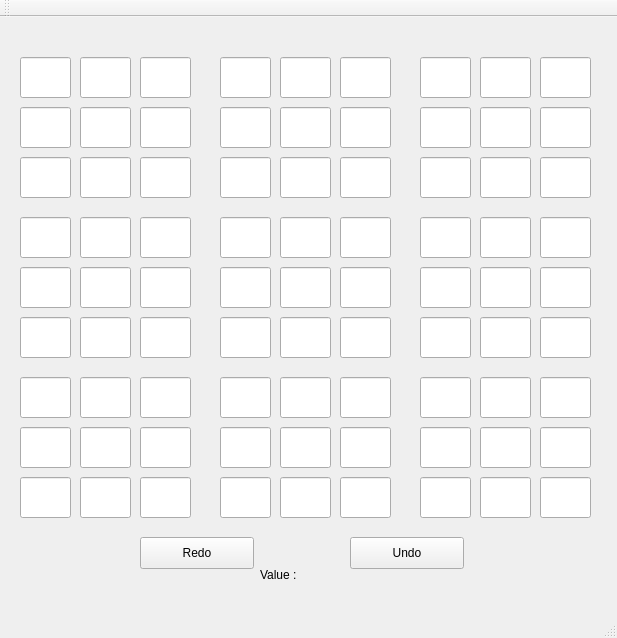
This is sudoku-qt/mainwindow.ui in NickABoen/Sudoku as Qt 5 draws it before an edit. The edited form follows.
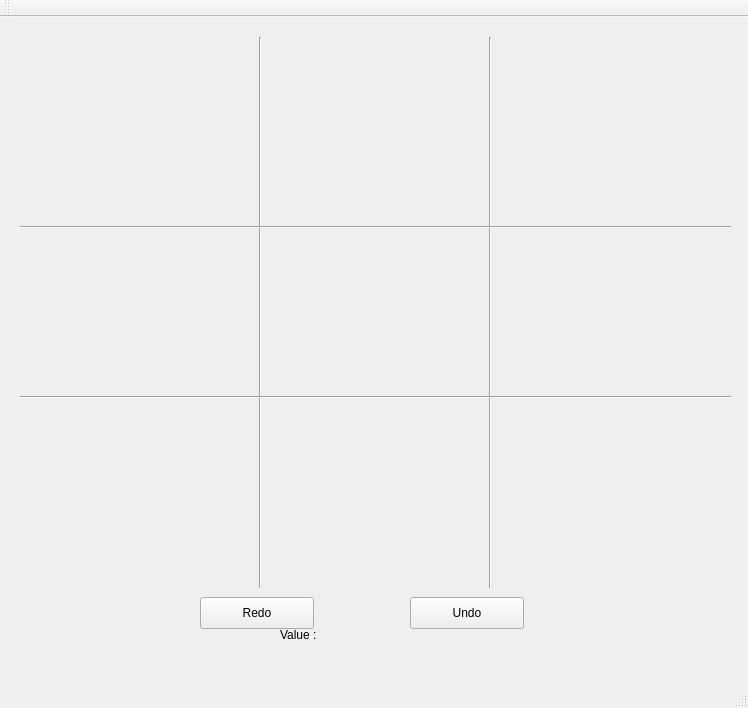
This is the edited form.

Commit message:
"Finished" the basic gui template.
All fields signals are pointed to the fieldChanged(text) slot, and I
used the sender approach to retrieve the QObject that sent the signal.
Using that it retrieves the name, which is in row_col format (rows
1-9, cols 1-9). Can parse that to create a position array.

```diff
--- a/sudoku-qt/mainwindow.ui
+++ b/sudoku-qt/mainwindow.ui
@@ -6,1722 +6,19 @@
    <rect>
     <x>0</x>
     <y>0</y>
-    <width>617</width>
-    <height>638</height>
+    <width>748</width>
+    <height>708</height>
    </rect>
   </property>
   <property name="windowTitle">
    <string>MainWindow</string>
   </property>
   <widget class="QWidget" name="centralWidget">
-   <widget class="QLineEdit" name="lineEdit">
-    <property name="geometry">
-     <rect>
-      <x>20</x>
-      <y>40</y>
-      <width>51</width>
-      <height>41</height>
-     </rect>
-    </property>
-    <property name="font">
-     <font>
-      <pointsize>20</pointsize>
-     </font>
-    </property>
-    <property name="text">
-     <string/>
-    </property>
-    <property name="alignment">
-     <set>Qt::AlignCenter</set>
-    </property>
-   </widget>
-   <widget class="QLineEdit" name="lineEdit_2">
-    <property name="geometry">
-     <rect>
-      <x>80</x>
-      <y>40</y>
-      <width>51</width>
-      <height>41</height>
-     </rect>
-    </property>
-    <property name="font">
-     <font>
-      <pointsize>20</pointsize>
-     </font>
-    </property>
-    <property name="text">
-     <string/>
-    </property>
-    <property name="alignment">
-     <set>Qt::AlignCenter</set>
-    </property>
-   </widget>
-   <widget class="QLineEdit" name="lineEdit_3">
-    <property name="geometry">
-     <rect>
-      <x>140</x>
-      <y>40</y>
-      <width>51</width>
-      <height>41</height>
-     </rect>
-    </property>
-    <property name="font">
-     <font>
-      <pointsize>20</pointsize>
-     </font>
-    </property>
-    <property name="text">
-     <string/>
-    </property>
-    <property name="alignment">
-     <set>Qt::AlignCenter</set>
-    </property>
-   </widget>
-   <widget class="QLineEdit" name="lineEdit_4">
-    <property name="geometry">
-     <rect>
-      <x>140</x>
-      <y>90</y>
-      <width>51</width>
-      <height>41</height>
-     </rect>
-    </property>
-    <property name="font">
-     <font>
-      <pointsize>20</pointsize>
-     </font>
-    </property>
-    <property name="text">
-     <string/>
-    </property>
-    <property name="alignment">
-     <set>Qt::AlignCenter</set>
-    </property>
-   </widget>
-   <widget class="QLineEdit" name="lineEdit_5">
-    <property name="geometry">
-     <rect>
-      <x>20</x>
-      <y>90</y>
-      <width>51</width>
-      <height>41</height>
-     </rect>
-    </property>
-    <property name="font">
-     <font>
-      <pointsize>20</pointsize>
-     </font>
-    </property>
-    <property name="text">
-     <string/>
-    </property>
-    <property name="alignment">
-     <set>Qt::AlignCenter</set>
-    </property>
-   </widget>
-   <widget class="QLineEdit" name="lineEdit_6">
-    <property name="geometry">
-     <rect>
-      <x>80</x>
-      <y>90</y>
-      <width>51</width>
-      <height>41</height>
-     </rect>
-    </property>
-    <property name="font">
-     <font>
-      <pointsize>20</pointsize>
-     </font>
-    </property>
-    <property name="text">
-     <string/>
-    </property>
-    <property name="alignment">
-     <set>Qt::AlignCenter</set>
-    </property>
-   </widget>
-   <widget class="QLineEdit" name="lineEdit_7">
-    <property name="geometry">
-     <rect>
-      <x>140</x>
-      <y>140</y>
-      <width>51</width>
-      <height>41</height>
-     </rect>
-    </property>
-    <property name="font">
-     <font>
-      <pointsize>20</pointsize>
-     </font>
-    </property>
-    <property name="text">
-     <string/>
-    </property>
-    <property name="alignment">
-     <set>Qt::AlignCenter</set>
-    </property>
-   </widget>
-   <widget class="QLineEdit" name="lineEdit_8">
-    <property name="geometry">
-     <rect>
-      <x>20</x>
-      <y>140</y>
-      <width>51</width>
-      <height>41</height>
-     </rect>
-    </property>
-    <property name="font">
-     <font>
-      <pointsize>20</pointsize>
-     </font>
-    </property>
-    <property name="text">
-     <string/>
-    </property>
-    <property name="alignment">
-     <set>Qt::AlignCenter</set>
-    </property>
-   </widget>
-   <widget class="QLineEdit" name="lineEdit_9">
-    <property name="geometry">
-     <rect>
-      <x>80</x>
-      <y>140</y>
-      <width>51</width>
-      <height>41</height>
-     </rect>
-    </property>
-    <property name="font">
-     <font>
-      <pointsize>20</pointsize>
-     </font>
-    </property>
-    <property name="text">
-     <string/>
-    </property>
-    <property name="alignment">
-     <set>Qt::AlignCenter</set>
-    </property>
-   </widget>
-   <widget class="QLineEdit" name="lineEdit_10">
-    <property name="geometry">
-     <rect>
-      <x>220</x>
-      <y>140</y>
-      <width>51</width>
-      <height>41</height>
-     </rect>
-    </property>
-    <property name="font">
-     <font>
-      <pointsize>20</pointsize>
-     </font>
-    </property>
-    <property name="text">
-     <string/>
-    </property>
-    <property name="alignment">
-     <set>Qt::AlignCenter</set>
-    </property>
-   </widget>
-   <widget class="QLineEdit" name="lineEdit_11">
-    <property name="geometry">
-     <rect>
-      <x>340</x>
-      <y>90</y>
-      <width>51</width>
-      <height>41</height>
-     </rect>
-    </property>
-    <property name="font">
-     <font>
-      <pointsize>20</pointsize>
-     </font>
-    </property>
-    <property name="text">
-     <string/>
-    </property>
-    <property name="alignment">
-     <set>Qt::AlignCenter</set>
-    </property>
-   </widget>
-   <widget class="QLineEdit" name="lineEdit_12">
-    <property name="geometry">
-     <rect>
-      <x>340</x>
-      <y>40</y>
-      <width>51</width>
-      <height>41</height>
-     </rect>
-    </property>
-    <property name="font">
-     <font>
-      <pointsize>20</pointsize>
-     </font>
-    </property>
-    <property name="text">
-     <string/>
-    </property>
-    <property name="alignment">
-     <set>Qt::AlignCenter</set>
-    </property>
-   </widget>
-   <widget class="QLineEdit" name="lineEdit_13">
-    <property name="geometry">
-     <rect>
-      <x>280</x>
-      <y>90</y>
-      <width>51</width>
-      <height>41</height>
-     </rect>
-    </property>
-    <property name="font">
-     <font>
-      <pointsize>20</pointsize>
-     </font>
-    </property>
-    <property name="text">
-     <string/>
-    </property>
-    <property name="alignment">
-     <set>Qt::AlignCenter</set>
-    </property>
-   </widget>
-   <widget class="QLineEdit" name="lineEdit_14">
-    <property name="geometry">
-     <rect>
-      <x>340</x>
-      <y>140</y>
-      <width>51</width>
-      <height>41</height>
-     </rect>
-    </property>
-    <property name="font">
-     <font>
-      <pointsize>20</pointsize>
-     </font>
-    </property>
-    <property name="text">
-     <string/>
-    </property>
-    <property name="alignment">
-     <set>Qt::AlignCenter</set>
-    </property>
-   </widget>
-   <widget class="QLineEdit" name="lineEdit_15">
-    <property name="geometry">
-     <rect>
-      <x>220</x>
-      <y>90</y>
-      <width>51</width>
-      <height>41</height>
-     </rect>
-    </property>
-    <property name="font">
-     <font>
-      <pointsize>20</pointsize>
-     </font>
-    </property>
-    <property name="text">
-     <string/>
-    </property>
-    <property name="alignment">
-     <set>Qt::AlignCenter</set>
-    </property>
-   </widget>
-   <widget class="QLineEdit" name="lineEdit_16">
-    <property name="geometry">
-     <rect>
-      <x>220</x>
-      <y>40</y>
-      <width>51</width>
-      <height>41</height>
-     </rect>
-    </property>
-    <property name="font">
-     <font>
-      <pointsize>20</pointsize>
-     </font>
-    </property>
-    <property name="text">
-     <string/>
-    </property>
-    <property name="alignment">
-     <set>Qt::AlignCenter</set>
-    </property>
-   </widget>
-   <widget class="QLineEdit" name="lineEdit_17">
-    <property name="geometry">
-     <rect>
-      <x>280</x>
-      <y>40</y>
-      <width>51</width>
-      <height>41</height>
-     </rect>
-    </property>
-    <property name="font">
-     <font>
-      <pointsize>20</pointsize>
-      <weight>50</weight>
-      <bold>false</bold>
-     </font>
-    </property>
-    <property name="text">
-     <string/>
-    </property>
-    <property name="alignment">
-     <set>Qt::AlignCenter</set>
-    </property>
-   </widget>
-   <widget class="QLineEdit" name="lineEdit_18">
-    <property name="geometry">
-     <rect>
-      <x>280</x>
-      <y>140</y>
-      <width>51</width>
-      <height>41</height>
-     </rect>
-    </property>
-    <property name="font">
-     <font>
-      <pointsize>20</pointsize>
-     </font>
-    </property>
-    <property name="text">
-     <string/>
-    </property>
-    <property name="alignment">
-     <set>Qt::AlignCenter</set>
-    </property>
-   </widget>
-   <widget class="QLineEdit" name="lineEdit_19">
-    <property name="geometry">
-     <rect>
-      <x>420</x>
-      <y>140</y>
-      <width>51</width>
-      <height>41</height>
-     </rect>
-    </property>
-    <property name="font">
-     <font>
-      <pointsize>20</pointsize>
-     </font>
-    </property>
-    <property name="text">
-     <string/>
-    </property>
-    <property name="alignment">
-     <set>Qt::AlignCenter</set>
-    </property>
-   </widget>
-   <widget class="QLineEdit" name="lineEdit_20">
-    <property name="geometry">
-     <rect>
-      <x>540</x>
-      <y>90</y>
-      <width>51</width>
-      <height>41</height>
-     </rect>
-    </property>
-    <property name="font">
-     <font>
-      <pointsize>20</pointsize>
-     </font>
-    </property>
-    <property name="text">
-     <string/>
-    </property>
-    <property name="alignment">
-     <set>Qt::AlignCenter</set>
-    </property>
-   </widget>
-   <widget class="QLineEdit" name="lineEdit_21">
-    <property name="geometry">
-     <rect>
-      <x>540</x>
-      <y>40</y>
-      <width>51</width>
-      <height>41</height>
-     </rect>
-    </property>
-    <property name="font">
-     <font>
-      <pointsize>20</pointsize>
-     </font>
-    </property>
-    <property name="text">
-     <string/>
-    </property>
-    <property name="alignment">
-     <set>Qt::AlignCenter</set>
-    </property>
-   </widget>
-   <widget class="QLineEdit" name="lineEdit_22">
-    <property name="geometry">
-     <rect>
-      <x>480</x>
-      <y>90</y>
-      <width>51</width>
-      <height>41</height>
-     </rect>
-    </property>
-    <property name="font">
-     <font>
-      <pointsize>20</pointsize>
-     </font>
-    </property>
-    <property name="text">
-     <string/>
-    </property>
-    <property name="alignment">
-     <set>Qt::AlignCenter</set>
-    </property>
-   </widget>
-   <widget class="QLineEdit" name="lineEdit_23">
-    <property name="geometry">
-     <rect>
-      <x>540</x>
-      <y>140</y>
-      <width>51</width>
-      <height>41</height>
-     </rect>
-    </property>
-    <property name="font">
-     <font>
-      <pointsize>20</pointsize>
-     </font>
-    </property>
-    <property name="text">
-     <string/>
-    </property>
-    <property name="alignment">
-     <set>Qt::AlignCenter</set>
-    </property>
-   </widget>
-   <widget class="QLineEdit" name="lineEdit_24">
-    <property name="geometry">
-     <rect>
-      <x>420</x>
-      <y>90</y>
-      <width>51</width>
-      <height>41</height>
-     </rect>
-    </property>
-    <property name="font">
-     <font>
-      <pointsize>20</pointsize>
-     </font>
-    </property>
-    <property name="text">
-     <string/>
-    </property>
-    <property name="alignment">
-     <set>Qt::AlignCenter</set>
-    </property>
-   </widget>
-   <widget class="QLineEdit" name="lineEdit_25">
-    <property name="geometry">
-     <rect>
-      <x>420</x>
-      <y>40</y>
-      <width>51</width>
-      <height>41</height>
-     </rect>
-    </property>
-    <property name="font">
-     <font>
-      <pointsize>20</pointsize>
-     </font>
-    </property>
-    <property name="text">
-     <string/>
-    </property>
-    <property name="alignment">
-     <set>Qt::AlignCenter</set>
-    </property>
-   </widget>
-   <widget class="QLineEdit" name="lineEdit_26">
-    <property name="geometry">
-     <rect>
-      <x>480</x>
-      <y>40</y>
-      <width>51</width>
-      <height>41</height>
-     </rect>
-    </property>
-    <property name="font">
-     <font>
-      <pointsize>20</pointsize>
-     </font>
-    </property>
-    <property name="text">
-     <string/>
-    </property>
-    <property name="alignment">
-     <set>Qt::AlignCenter</set>
-    </property>
-   </widget>
-   <widget class="QLineEdit" name="lineEdit_27">
-    <property name="geometry">
-     <rect>
-      <x>480</x>
-      <y>140</y>
-      <width>51</width>
-      <height>41</height>
-     </rect>
-    </property>
-    <property name="font">
-     <font>
-      <pointsize>20</pointsize>
-     </font>
-    </property>
-    <property name="text">
-     <string/>
-    </property>
-    <property name="alignment">
-     <set>Qt::AlignCenter</set>
-    </property>
-   </widget>
-   <widget class="QLineEdit" name="lineEdit_28">
-    <property name="geometry">
-     <rect>
-      <x>140</x>
-      <y>200</y>
-      <width>51</width>
-      <height>41</height>
-     </rect>
-    </property>
-    <property name="font">
-     <font>
-      <pointsize>20</pointsize>
-     </font>
-    </property>
-    <property name="text">
-     <string/>
-    </property>
-    <property name="alignment">
-     <set>Qt::AlignCenter</set>
-    </property>
-   </widget>
-   <widget class="QLineEdit" name="lineEdit_29">
-    <property name="geometry">
-     <rect>
-      <x>140</x>
-      <y>300</y>
-      <width>51</width>
-      <height>41</height>
-     </rect>
-    </property>
-    <property name="font">
-     <font>
-      <pointsize>20</pointsize>
-     </font>
-    </property>
-    <property name="text">
-     <string/>
-    </property>
-    <property name="alignment">
-     <set>Qt::AlignCenter</set>
-    </property>
-   </widget>
-   <widget class="QLineEdit" name="lineEdit_30">
-    <property name="geometry">
-     <rect>
-      <x>480</x>
-      <y>200</y>
-      <width>51</width>
-      <height>41</height>
-     </rect>
-    </property>
-    <property name="font">
-     <font>
-      <pointsize>20</pointsize>
-     </font>
-    </property>
-    <property name="text">
-     <string/>
-    </property>
-    <property name="alignment">
-     <set>Qt::AlignCenter</set>
-    </property>
-   </widget>
-   <widget class="QLineEdit" name="lineEdit_31">
-    <property name="geometry">
-     <rect>
-      <x>20</x>
-      <y>300</y>
-      <width>51</width>
-      <height>41</height>
-     </rect>
-    </property>
-    <property name="font">
-     <font>
-      <pointsize>20</pointsize>
-     </font>
-    </property>
-    <property name="text">
-     <string/>
-    </property>
-    <property name="alignment">
-     <set>Qt::AlignCenter</set>
-    </property>
-   </widget>
-   <widget class="QLineEdit" name="lineEdit_32">
-    <property name="geometry">
-     <rect>
-      <x>80</x>
-      <y>200</y>
-      <width>51</width>
-      <height>41</height>
-     </rect>
-    </property>
-    <property name="font">
-     <font>
-      <pointsize>20</pointsize>
-     </font>
-    </property>
-    <property name="text">
-     <string/>
-    </property>
-    <property name="alignment">
-     <set>Qt::AlignCenter</set>
-    </property>
-   </widget>
-   <widget class="QLineEdit" name="lineEdit_33">
-    <property name="geometry">
-     <rect>
-      <x>480</x>
-      <y>250</y>
-      <width>51</width>
-      <height>41</height>
-     </rect>
-    </property>
-    <property name="font">
-     <font>
-      <pointsize>20</pointsize>
-     </font>
-    </property>
-    <property name="text">
-     <string/>
-    </property>
-    <property name="alignment">
-     <set>Qt::AlignCenter</set>
-    </property>
-   </widget>
-   <widget class="QLineEdit" name="lineEdit_34">
-    <property name="geometry">
-     <rect>
-      <x>420</x>
-      <y>200</y>
-      <width>51</width>
-      <height>41</height>
-     </rect>
-    </property>
-    <property name="font">
-     <font>
-      <pointsize>20</pointsize>
-     </font>
-    </property>
-    <property name="text">
-     <string/>
-    </property>
-    <property name="alignment">
-     <set>Qt::AlignCenter</set>
-    </property>
-   </widget>
-   <widget class="QLineEdit" name="lineEdit_35">
-    <property name="geometry">
-     <rect>
-      <x>220</x>
-      <y>300</y>
-      <width>51</width>
-      <height>41</height>
-     </rect>
-    </property>
-    <property name="font">
-     <font>
-      <pointsize>20</pointsize>
-     </font>
-    </property>
-    <property name="text">
-     <string/>
-    </property>
-    <property name="alignment">
-     <set>Qt::AlignCenter</set>
-    </property>
-   </widget>
-   <widget class="QLineEdit" name="lineEdit_36">
-    <property name="geometry">
-     <rect>
-      <x>340</x>
-      <y>250</y>
-      <width>51</width>
-      <height>41</height>
-     </rect>
-    </property>
-    <property name="font">
-     <font>
-      <pointsize>20</pointsize>
-     </font>
-    </property>
-    <property name="text">
-     <string/>
-    </property>
-    <property name="alignment">
-     <set>Qt::AlignCenter</set>
-    </property>
-   </widget>
-   <widget class="QLineEdit" name="lineEdit_37">
-    <property name="geometry">
-     <rect>
-      <x>340</x>
-      <y>200</y>
-      <width>51</width>
-      <height>41</height>
-     </rect>
-    </property>
-    <property name="font">
-     <font>
-      <pointsize>20</pointsize>
-     </font>
-    </property>
-    <property name="text">
-     <string/>
-    </property>
-    <property name="alignment">
-     <set>Qt::AlignCenter</set>
-    </property>
-   </widget>
-   <widget class="QLineEdit" name="lineEdit_38">
-    <property name="geometry">
-     <rect>
-      <x>80</x>
-      <y>250</y>
-      <width>51</width>
-      <height>41</height>
-     </rect>
-    </property>
-    <property name="font">
-     <font>
-      <pointsize>20</pointsize>
-     </font>
-    </property>
-    <property name="text">
-     <string/>
-    </property>
-    <property name="alignment">
-     <set>Qt::AlignCenter</set>
-    </property>
-   </widget>
-   <widget class="QLineEdit" name="lineEdit_39">
-    <property name="geometry">
-     <rect>
-      <x>280</x>
-      <y>200</y>
-      <width>51</width>
-      <height>41</height>
-     </rect>
-    </property>
-    <property name="font">
-     <font>
-      <pointsize>20</pointsize>
-     </font>
-    </property>
-    <property name="text">
-     <string/>
-    </property>
-    <property name="alignment">
-     <set>Qt::AlignCenter</set>
-    </property>
-   </widget>
-   <widget class="QLineEdit" name="lineEdit_40">
-    <property name="geometry">
-     <rect>
-      <x>540</x>
-      <y>250</y>
-      <width>51</width>
-      <height>41</height>
-     </rect>
-    </property>
-    <property name="font">
-     <font>
-      <pointsize>20</pointsize>
-     </font>
-    </property>
-    <property name="text">
-     <string/>
-    </property>
-    <property name="alignment">
-     <set>Qt::AlignCenter</set>
-    </property>
-   </widget>
-   <widget class="QLineEdit" name="lineEdit_41">
-    <property name="geometry">
-     <rect>
-      <x>420</x>
-      <y>250</y>
-      <width>51</width>
-      <height>41</height>
-     </rect>
-    </property>
-    <property name="font">
-     <font>
-      <pointsize>20</pointsize>
-     </font>
-    </property>
-    <property name="text">
-     <string/>
-    </property>
-    <property name="alignment">
-     <set>Qt::AlignCenter</set>
-    </property>
-   </widget>
-   <widget class="QLineEdit" name="lineEdit_42">
-    <property name="geometry">
-     <rect>
-      <x>540</x>
-      <y>200</y>
-      <width>51</width>
-      <height>41</height>
-     </rect>
-    </property>
-    <property name="font">
-     <font>
-      <pointsize>20</pointsize>
-     </font>
-    </property>
-    <property name="text">
-     <string/>
-    </property>
-    <property name="alignment">
-     <set>Qt::AlignCenter</set>
-    </property>
-   </widget>
-   <widget class="QLineEdit" name="lineEdit_43">
-    <property name="geometry">
-     <rect>
-      <x>140</x>
-      <y>250</y>
-      <width>51</width>
-      <height>41</height>
-     </rect>
-    </property>
-    <property name="font">
-     <font>
-      <pointsize>20</pointsize>
-     </font>
-    </property>
-    <property name="text">
-     <string/>
-    </property>
-    <property name="alignment">
-     <set>Qt::AlignCenter</set>
-    </property>
-   </widget>
-   <widget class="QLineEdit" name="lineEdit_44">
-    <property name="geometry">
-     <rect>
-      <x>480</x>
-      <y>300</y>
-      <width>51</width>
-      <height>41</height>
-     </rect>
-    </property>
-    <property name="font">
-     <font>
-      <pointsize>20</pointsize>
-     </font>
-    </property>
-    <property name="text">
-     <string/>
-    </property>
-    <property name="alignment">
-     <set>Qt::AlignCenter</set>
-    </property>
-   </widget>
-   <widget class="QLineEdit" name="lineEdit_45">
-    <property name="geometry">
-     <rect>
-      <x>420</x>
-      <y>300</y>
-      <width>51</width>
-      <height>41</height>
-     </rect>
-    </property>
-    <property name="font">
-     <font>
-      <pointsize>20</pointsize>
-     </font>
-    </property>
-    <property name="text">
-     <string/>
-    </property>
-    <property name="alignment">
-     <set>Qt::AlignCenter</set>
-    </property>
-   </widget>
-   <widget class="QLineEdit" name="lineEdit_46">
-    <property name="geometry">
-     <rect>
-      <x>340</x>
-      <y>300</y>
-      <width>51</width>
-      <height>41</height>
-     </rect>
-    </property>
-    <property name="font">
-     <font>
-      <pointsize>20</pointsize>
-     </font>
-    </property>
-    <property name="text">
-     <string/>
-    </property>
-    <property name="alignment">
-     <set>Qt::AlignCenter</set>
-    </property>
-   </widget>
-   <widget class="QLineEdit" name="lineEdit_47">
-    <property name="geometry">
-     <rect>
-      <x>80</x>
-      <y>300</y>
-      <width>51</width>
-      <height>41</height>
-     </rect>
-    </property>
-    <property name="font">
-     <font>
-      <pointsize>20</pointsize>
-     </font>
-    </property>
-    <property name="text">
-     <string/>
-    </property>
-    <property name="alignment">
-     <set>Qt::AlignCenter</set>
-    </property>
-   </widget>
-   <widget class="QLineEdit" name="lineEdit_48">
-    <property name="geometry">
-     <rect>
-      <x>280</x>
-      <y>300</y>
-      <width>51</width>
-      <height>41</height>
-     </rect>
-    </property>
-    <property name="font">
-     <font>
-      <pointsize>20</pointsize>
-     </font>
-    </property>
-    <property name="text">
-     <string/>
-    </property>
-    <property name="alignment">
-     <set>Qt::AlignCenter</set>
-    </property>
-   </widget>
-   <widget class="QLineEdit" name="lineEdit_49">
-    <property name="geometry">
-     <rect>
-      <x>280</x>
-      <y>250</y>
-      <width>51</width>
-      <height>41</height>
-     </rect>
-    </property>
-    <property name="font">
-     <font>
-      <pointsize>20</pointsize>
-     </font>
-    </property>
-    <property name="text">
-     <string/>
-    </property>
-    <property name="alignment">
-     <set>Qt::AlignCenter</set>
-    </property>
-   </widget>
-   <widget class="QLineEdit" name="lineEdit_50">
-    <property name="geometry">
-     <rect>
-      <x>220</x>
-      <y>250</y>
-      <width>51</width>
-      <height>41</height>
-     </rect>
-    </property>
-    <property name="font">
-     <font>
-      <pointsize>20</pointsize>
-     </font>
-    </property>
-    <property name="text">
-     <string/>
-    </property>
-    <property name="alignment">
-     <set>Qt::AlignCenter</set>
-    </property>
-   </widget>
-   <widget class="QLineEdit" name="lineEdit_51">
-    <property name="geometry">
-     <rect>
-      <x>20</x>
-      <y>250</y>
-      <width>51</width>
-      <height>41</height>
-     </rect>
-    </property>
-    <property name="font">
-     <font>
-      <pointsize>20</pointsize>
-     </font>
-    </property>
-    <property name="text">
-     <string/>
-    </property>
-    <property name="alignment">
-     <set>Qt::AlignCenter</set>
-    </property>
-   </widget>
-   <widget class="QLineEdit" name="lineEdit_52">
-    <property name="geometry">
-     <rect>
-      <x>20</x>
-      <y>200</y>
-      <width>51</width>
-      <height>41</height>
-     </rect>
-    </property>
-    <property name="font">
-     <font>
-      <pointsize>20</pointsize>
-     </font>
-    </property>
-    <property name="text">
-     <string/>
-    </property>
-    <property name="alignment">
-     <set>Qt::AlignCenter</set>
-    </property>
-   </widget>
-   <widget class="QLineEdit" name="lineEdit_53">
-    <property name="geometry">
-     <rect>
-      <x>220</x>
-      <y>200</y>
-      <width>51</width>
-      <height>41</height>
-     </rect>
-    </property>
-    <property name="font">
-     <font>
-      <pointsize>20</pointsize>
-     </font>
-    </property>
-    <property name="text">
-     <string/>
-    </property>
-    <property name="alignment">
-     <set>Qt::AlignCenter</set>
-    </property>
-   </widget>
-   <widget class="QLineEdit" name="lineEdit_54">
-    <property name="geometry">
-     <rect>
-      <x>540</x>
-      <y>300</y>
-      <width>51</width>
-      <height>41</height>
-     </rect>
-    </property>
-    <property name="font">
-     <font>
-      <pointsize>20</pointsize>
-     </font>
-    </property>
-    <property name="text">
-     <string/>
-    </property>
-    <property name="alignment">
-     <set>Qt::AlignCenter</set>
-    </property>
-   </widget>
-   <widget class="QLineEdit" name="lineEdit_55">
-    <property name="geometry">
-     <rect>
-      <x>140</x>
-      <y>360</y>
-      <width>51</width>
-      <height>41</height>
-     </rect>
-    </property>
-    <property name="font">
-     <font>
-      <pointsize>20</pointsize>
-     </font>
-    </property>
-    <property name="text">
-     <string/>
-    </property>
-    <property name="alignment">
-     <set>Qt::AlignCenter</set>
-    </property>
-   </widget>
-   <widget class="QLineEdit" name="lineEdit_56">
-    <property name="geometry">
-     <rect>
-      <x>140</x>
-      <y>460</y>
-      <width>51</width>
-      <height>41</height>
-     </rect>
-    </property>
-    <property name="font">
-     <font>
-      <pointsize>20</pointsize>
-     </font>
-    </property>
-    <property name="text">
-     <string/>
-    </property>
-    <property name="alignment">
-     <set>Qt::AlignCenter</set>
-    </property>
-   </widget>
-   <widget class="QLineEdit" name="lineEdit_57">
-    <property name="geometry">
-     <rect>
-      <x>480</x>
-      <y>360</y>
-      <width>51</width>
-      <height>41</height>
-     </rect>
-    </property>
-    <property name="font">
-     <font>
-      <pointsize>20</pointsize>
-     </font>
-    </property>
-    <property name="text">
-     <string/>
-    </property>
-    <property name="alignment">
-     <set>Qt::AlignCenter</set>
-    </property>
-   </widget>
-   <widget class="QLineEdit" name="lineEdit_58">
-    <property name="geometry">
-     <rect>
-      <x>20</x>
-      <y>460</y>
-      <width>51</width>
-      <height>41</height>
-     </rect>
-    </property>
-    <property name="font">
-     <font>
-      <pointsize>20</pointsize>
-     </font>
-    </property>
-    <property name="text">
-     <string/>
-    </property>
-    <property name="alignment">
-     <set>Qt::AlignCenter</set>
-    </property>
-   </widget>
-   <widget class="QLineEdit" name="lineEdit_59">
-    <property name="geometry">
-     <rect>
-      <x>80</x>
-      <y>360</y>
-      <width>51</width>
-      <height>41</height>
-     </rect>
-    </property>
-    <property name="font">
-     <font>
-      <pointsize>20</pointsize>
-     </font>
-    </property>
-    <property name="text">
-     <string/>
-    </property>
-    <property name="alignment">
-     <set>Qt::AlignCenter</set>
-    </property>
-   </widget>
-   <widget class="QLineEdit" name="lineEdit_60">
-    <property name="geometry">
-     <rect>
-      <x>480</x>
-      <y>410</y>
-      <width>51</width>
-      <height>41</height>
-     </rect>
-    </property>
-    <property name="font">
-     <font>
-      <pointsize>20</pointsize>
-     </font>
-    </property>
-    <property name="text">
-     <string/>
-    </property>
-    <property name="alignment">
-     <set>Qt::AlignCenter</set>
-    </property>
-   </widget>
-   <widget class="QLineEdit" name="lineEdit_61">
-    <property name="geometry">
-     <rect>
-      <x>420</x>
-      <y>360</y>
-      <width>51</width>
-      <height>41</height>
-     </rect>
-    </property>
-    <property name="font">
-     <font>
-      <pointsize>20</pointsize>
-     </font>
-    </property>
-    <property name="text">
-     <string/>
-    </property>
-    <property name="alignment">
-     <set>Qt::AlignCenter</set>
-    </property>
-   </widget>
-   <widget class="QLineEdit" name="lineEdit_62">
-    <property name="geometry">
-     <rect>
-      <x>220</x>
-      <y>460</y>
-      <width>51</width>
-      <height>41</height>
-     </rect>
-    </property>
-    <property name="font">
-     <font>
-      <pointsize>20</pointsize>
-     </font>
-    </property>
-    <property name="text">
-     <string/>
-    </property>
-    <property name="alignment">
-     <set>Qt::AlignCenter</set>
-    </property>
-   </widget>
-   <widget class="QLineEdit" name="lineEdit_63">
-    <property name="geometry">
-     <rect>
-      <x>340</x>
-      <y>410</y>
-      <width>51</width>
-      <height>41</height>
-     </rect>
-    </property>
-    <property name="font">
-     <font>
-      <pointsize>20</pointsize>
-     </font>
-    </property>
-    <property name="text">
-     <string/>
-    </property>
-    <property name="alignment">
-     <set>Qt::AlignCenter</set>
-    </property>
-   </widget>
-   <widget class="QLineEdit" name="lineEdit_64">
-    <property name="geometry">
-     <rect>
-      <x>340</x>
-      <y>360</y>
-      <width>51</width>
-      <height>41</height>
-     </rect>
-    </property>
-    <property name="font">
-     <font>
-      <pointsize>20</pointsize>
-     </font>
-    </property>
-    <property name="text">
-     <string/>
-    </property>
-    <property name="alignment">
-     <set>Qt::AlignCenter</set>
-    </property>
-   </widget>
-   <widget class="QLineEdit" name="lineEdit_65">
-    <property name="geometry">
-     <rect>
-      <x>80</x>
-      <y>410</y>
-      <width>51</width>
-      <height>41</height>
-     </rect>
-    </property>
-    <property name="font">
-     <font>
-      <pointsize>20</pointsize>
-     </font>
-    </property>
-    <property name="text">
-     <string/>
-    </property>
-    <property name="alignment">
-     <set>Qt::AlignCenter</set>
-    </property>
-   </widget>
-   <widget class="QLineEdit" name="lineEdit_66">
-    <property name="geometry">
-     <rect>
-      <x>280</x>
-      <y>360</y>
-      <width>51</width>
-      <height>41</height>
-     </rect>
-    </property>
-    <property name="font">
-     <font>
-      <pointsize>20</pointsize>
-     </font>
-    </property>
-    <property name="text">
-     <string/>
-    </property>
-    <property name="alignment">
-     <set>Qt::AlignCenter</set>
-    </property>
-   </widget>
-   <widget class="QLineEdit" name="lineEdit_67">
-    <property name="geometry">
-     <rect>
-      <x>540</x>
-      <y>410</y>
-      <width>51</width>
-      <height>41</height>
-     </rect>
-    </property>
-    <property name="font">
-     <font>
-      <pointsize>20</pointsize>
-     </font>
-    </property>
-    <property name="text">
-     <string/>
-    </property>
-    <property name="alignment">
-     <set>Qt::AlignCenter</set>
-    </property>
-   </widget>
-   <widget class="QLineEdit" name="lineEdit_68">
-    <property name="geometry">
-     <rect>
-      <x>420</x>
-      <y>410</y>
-      <width>51</width>
-      <height>41</height>
-     </rect>
-    </property>
-    <property name="font">
-     <font>
-      <pointsize>20</pointsize>
-     </font>
-    </property>
-    <property name="text">
-     <string/>
-    </property>
-    <property name="alignment">
-     <set>Qt::AlignCenter</set>
-    </property>
-   </widget>
-   <widget class="QLineEdit" name="lineEdit_69">
-    <property name="geometry">
-     <rect>
-      <x>540</x>
-      <y>360</y>
-      <width>51</width>
-      <height>41</height>
-     </rect>
-    </property>
-    <property name="font">
-     <font>
-      <pointsize>20</pointsize>
-     </font>
-    </property>
-    <property name="text">
-     <string/>
-    </property>
-    <property name="alignment">
-     <set>Qt::AlignCenter</set>
-    </property>
-   </widget>
-   <widget class="QLineEdit" name="lineEdit_70">
-    <property name="geometry">
-     <rect>
-      <x>140</x>
-      <y>410</y>
-      <width>51</width>
-      <height>41</height>
-     </rect>
-    </property>
-    <property name="font">
-     <font>
-      <pointsize>20</pointsize>
-     </font>
-    </property>
-    <property name="text">
-     <string/>
-    </property>
-    <property name="alignment">
-     <set>Qt::AlignCenter</set>
-    </property>
-   </widget>
-   <widget class="QLineEdit" name="lineEdit_71">
-    <property name="geometry">
-     <rect>
-      <x>480</x>
-      <y>460</y>
-      <width>51</width>
-      <height>41</height>
-     </rect>
-    </property>
-    <property name="font">
-     <font>
-      <pointsize>20</pointsize>
-     </font>
-    </property>
-    <property name="text">
-     <string/>
-    </property>
-    <property name="alignment">
-     <set>Qt::AlignCenter</set>
-    </property>
-   </widget>
-   <widget class="QLineEdit" name="lineEdit_72">
-    <property name="geometry">
-     <rect>
-      <x>420</x>
-      <y>460</y>
-      <width>51</width>
-      <height>41</height>
-     </rect>
-    </property>
-    <property name="font">
-     <font>
-      <pointsize>20</pointsize>
-     </font>
-    </property>
-    <property name="text">
-     <string/>
-    </property>
-    <property name="alignment">
-     <set>Qt::AlignCenter</set>
-    </property>
-   </widget>
-   <widget class="QLineEdit" name="lineEdit_73">
-    <property name="geometry">
-     <rect>
-      <x>340</x>
-      <y>460</y>
-      <width>51</width>
-      <height>41</height>
-     </rect>
-    </property>
-    <property name="font">
-     <font>
-      <pointsize>20</pointsize>
-     </font>
-    </property>
-    <property name="text">
-     <string/>
-    </property>
-    <property name="alignment">
-     <set>Qt::AlignCenter</set>
-    </property>
-   </widget>
-   <widget class="QLineEdit" name="lineEdit_74">
-    <property name="geometry">
-     <rect>
-      <x>80</x>
-      <y>460</y>
-      <width>51</width>
-      <height>41</height>
-     </rect>
-    </property>
-    <property name="font">
-     <font>
-      <pointsize>20</pointsize>
-     </font>
-    </property>
-    <property name="text">
-     <string/>
-    </property>
-    <property name="alignment">
-     <set>Qt::AlignCenter</set>
-    </property>
-   </widget>
-   <widget class="QLineEdit" name="lineEdit_75">
-    <property name="geometry">
-     <rect>
-      <x>280</x>
-      <y>460</y>
-      <width>51</width>
-      <height>41</height>
-     </rect>
-    </property>
-    <property name="font">
-     <font>
-      <pointsize>20</pointsize>
-     </font>
-    </property>
-    <property name="text">
-     <string/>
-    </property>
-    <property name="alignment">
-     <set>Qt::AlignCenter</set>
-    </property>
-   </widget>
-   <widget class="QLineEdit" name="lineEdit_76">
-    <property name="geometry">
-     <rect>
-      <x>280</x>
-      <y>410</y>
-      <width>51</width>
-      <height>41</height>
-     </rect>
-    </property>
-    <property name="font">
-     <font>
-      <pointsize>20</pointsize>
-     </font>
-    </property>
-    <property name="text">
-     <string/>
-    </property>
-    <property name="alignment">
-     <set>Qt::AlignCenter</set>
-    </property>
-   </widget>
-   <widget class="QLineEdit" name="lineEdit_77">
-    <property name="geometry">
-     <rect>
-      <x>220</x>
-      <y>410</y>
-      <width>51</width>
-      <height>41</height>
-     </rect>
-    </property>
-    <property name="font">
-     <font>
-      <pointsize>20</pointsize>
-     </font>
-    </property>
-    <property name="text">
-     <string/>
-    </property>
-    <property name="alignment">
-     <set>Qt::AlignCenter</set>
-    </property>
-   </widget>
-   <widget class="QLineEdit" name="lineEdit_78">
-    <property name="geometry">
-     <rect>
-      <x>20</x>
-      <y>410</y>
-      <width>51</width>
-      <height>41</height>
-     </rect>
-    </property>
-    <property name="font">
-     <font>
-      <pointsize>20</pointsize>
-     </font>
-    </property>
-    <property name="text">
-     <string/>
-    </property>
-    <property name="alignment">
-     <set>Qt::AlignCenter</set>
-    </property>
-   </widget>
-   <widget class="QLineEdit" name="lineEdit_79">
-    <property name="geometry">
-     <rect>
-      <x>20</x>
-      <y>360</y>
-      <width>51</width>
-      <height>41</height>
-     </rect>
-    </property>
-    <property name="font">
-     <font>
-      <pointsize>20</pointsize>
-     </font>
-    </property>
-    <property name="text">
-     <string/>
-    </property>
-    <property name="alignment">
-     <set>Qt::AlignCenter</set>
-    </property>
-   </widget>
-   <widget class="QLineEdit" name="lineEdit_80">
-    <property name="geometry">
-     <rect>
-      <x>220</x>
-      <y>360</y>
-      <width>51</width>
-      <height>41</height>
-     </rect>
-    </property>
-    <property name="font">
-     <font>
-      <pointsize>20</pointsize>
-     </font>
-    </property>
-    <property name="text">
-     <string/>
-    </property>
-    <property name="alignment">
-     <set>Qt::AlignCenter</set>
-    </property>
-   </widget>
-   <widget class="QLineEdit" name="lineEdit_81">
-    <property name="geometry">
-     <rect>
-      <x>540</x>
-      <y>460</y>
-      <width>51</width>
-      <height>41</height>
-     </rect>
-    </property>
-    <property name="font">
-     <font>
-      <pointsize>20</pointsize>
-     </font>
-    </property>
-    <property name="text">
-     <string/>
-    </property>
-    <property name="alignment">
-     <set>Qt::AlignCenter</set>
-    </property>
-   </widget>
    <widget class="QPushButton" name="pushButton">
     <property name="geometry">
      <rect>
-      <x>140</x>
-      <y>520</y>
+      <x>200</x>
+      <y>580</y>
       <width>114</width>
       <height>32</height>
      </rect>
@@ -1733,8 +30,8 @@
    <widget class="QPushButton" name="pushButton_2">
     <property name="geometry">
      <rect>
-      <x>350</x>
-      <y>520</y>
+      <x>410</x>
+      <y>580</y>
       <width>114</width>
       <height>32</height>
      </rect>
@@ -1746,9 +43,9 @@
    <widget class="QLabel" name="label">
     <property name="geometry">
      <rect>
-      <x>260</x>
-      <y>550</y>
-      <width>62</width>
+      <x>280</x>
+      <y>610</y>
+      <width>181</width>
       <height>16</height>
      </rect>
     </property>
@@ -1756,6 +53,69 @@
      <string>Value :</string>
     </property>
    </widget>
+   <widget class="QWidget" name="gridLayoutWidget">
+    <property name="geometry">
+     <rect>
+      <x>20</x>
+      <y>20</y>
+      <width>711</width>
+      <height>551</height>
+     </rect>
+    </property>
+    <layout class="QGridLayout" name="gridLayout"/>
+   </widget>
+   <widget class="Line" name="line">
+    <property name="geometry">
+     <rect>
+      <x>250</x>
+      <y>20</y>
+      <width>20</width>
+      <height>551</height>
+     </rect>
+    </property>
+    <property name="orientation">
+     <enum>Qt::Vertical</enum>
+    </property>
+   </widget>
+   <widget class="Line" name="line_2">
+    <property name="geometry">
+     <rect>
+      <x>480</x>
+      <y>20</y>
+      <width>20</width>
+      <height>551</height>
+     </rect>
+    </property>
+    <property name="orientation">
+     <enum>Qt::Vertical</enum>
+    </property>
+   </widget>
+   <widget class="Line" name="line_3">
+    <property name="geometry">
+     <rect>
+      <x>20</x>
+      <y>370</y>
+      <width>711</width>
+      <height>20</height>
+     </rect>
+    </property>
+    <property name="orientation">
+     <enum>Qt::Horizontal</enum>
+    </property>
+   </widget>
+   <widget class="Line" name="line_4">
+    <property name="geometry">
+     <rect>
+      <x>20</x>
+      <y>200</y>
+      <width>711</width>
+      <height>20</height>
+     </rect>
+    </property>
+    <property name="orientation">
+     <enum>Qt::Horizontal</enum>
+    </property>
+   </widget>
   </widget>
   <widget class="QMenuBar" name="menuBar">
    <property name="geometry">
```
Left out of the diff: 21 changed lines with no effect on the pictures. The commit also changes 3 other files.
